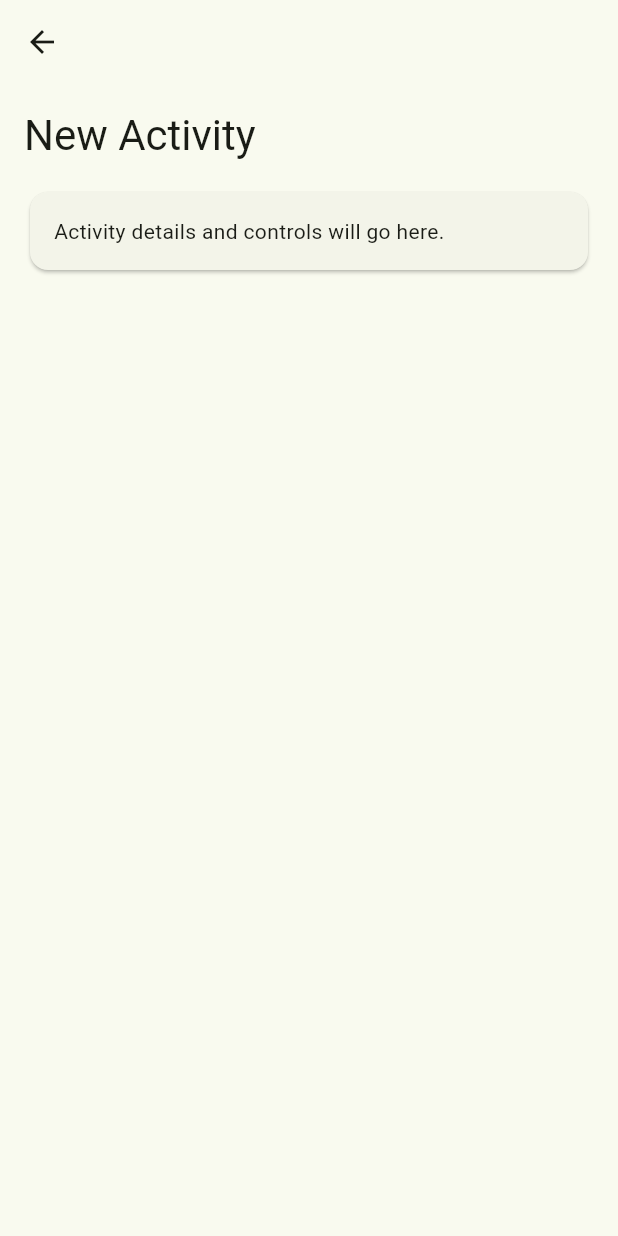
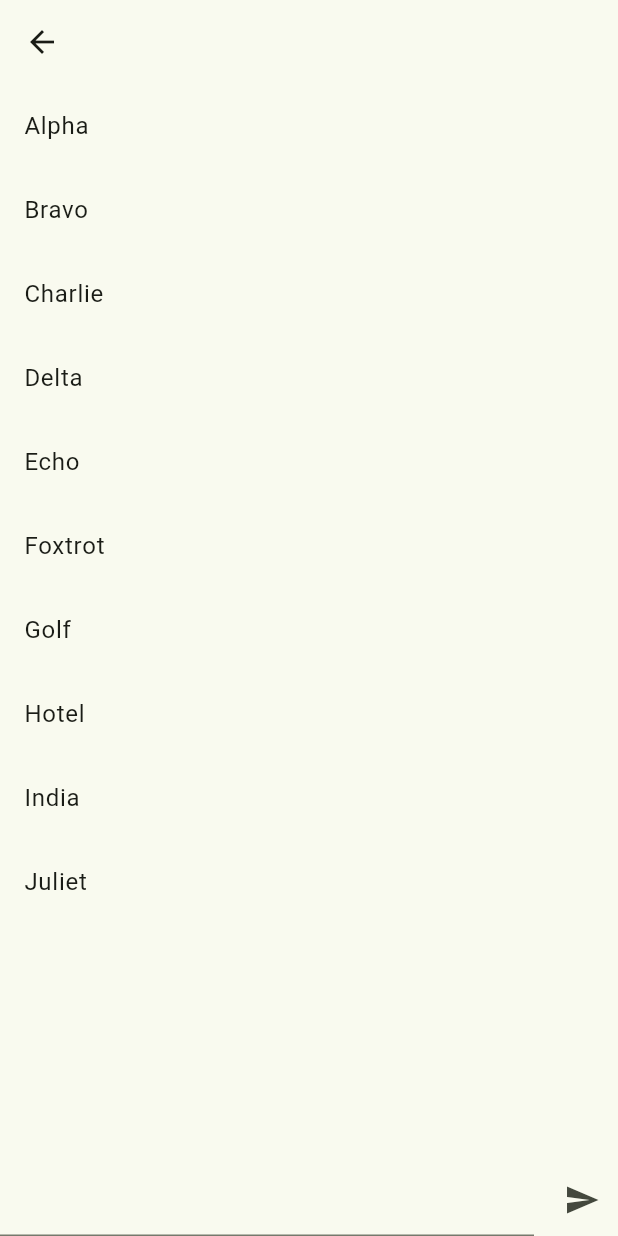
Before and after one commit to lloyddewit/just_listen, a Flutter app: the ActivityScreen screen opened directly, on a phone screen of 412 x 824 dp. Run offline on Flutter 3.47's test engine with Material 3 defaults, Android fonts, the light colour scheme and no system bars; our stand-ins replace firebase_auth, firebase_core; missing offline and left inert: firebase_ui_auth, firebase_ui_oauth_google; accounts and stored records are empty.

Commit message:
feature: crude activity screen

```diff
--- a/lib/features/activity/activity_screen.dart
+++ b/lib/features/activity/activity_screen.dart
@@ -7,21 +7,18 @@ class ActivityScreen extends StatelessWidget {
   Widget build(BuildContext context) {
     return Scaffold(
       appBar: AppBar(leading: const BackButton()),
-      body: SingleChildScrollView(
-        padding: const EdgeInsets.all(16),
+      body: SafeArea(
         child: Column(
           crossAxisAlignment: CrossAxisAlignment.stretch,
           children: [
-            Text(
-              'New Activity',
-              style: Theme.of(context).textTheme.headlineMedium,
-            ),
+            Messages(),
             const SizedBox(height: 16),
-            const Card(
-              child: Padding(
-                padding: EdgeInsets.all(16),
-                child: Text('Activity details and controls will go here.'),
-              ),
+            Row(
+              children: [
+                Expanded(child: TextField()),
+                const SizedBox(width: 8),
+                IconButton(onPressed: () {}, icon: const Icon(Icons.send)),
+              ],
             ),
           ],
         ),
@@ -29,3 +26,32 @@ class ActivityScreen extends StatelessWidget {
     );
   }
 }
+
+class Messages extends StatelessWidget {
+  const Messages({super.key});
+
+  @override
+  Widget build(BuildContext context) {
+    List<String> messages = [
+      'Alpha',
+      'Bravo',
+      'Charlie',
+      'Delta',
+      'Echo',
+      'Foxtrot',
+      'Golf',
+      'Hotel',
+      'India',
+      'Juliet',
+    ];
+
+    return Expanded(
+      child: ListView.builder(
+        itemCount: messages.length,
+        itemBuilder: (context, index) {
+          return ListTile(title: Text(messages[index]));
+        },
+      ),
+    );
+  }
+}
```
